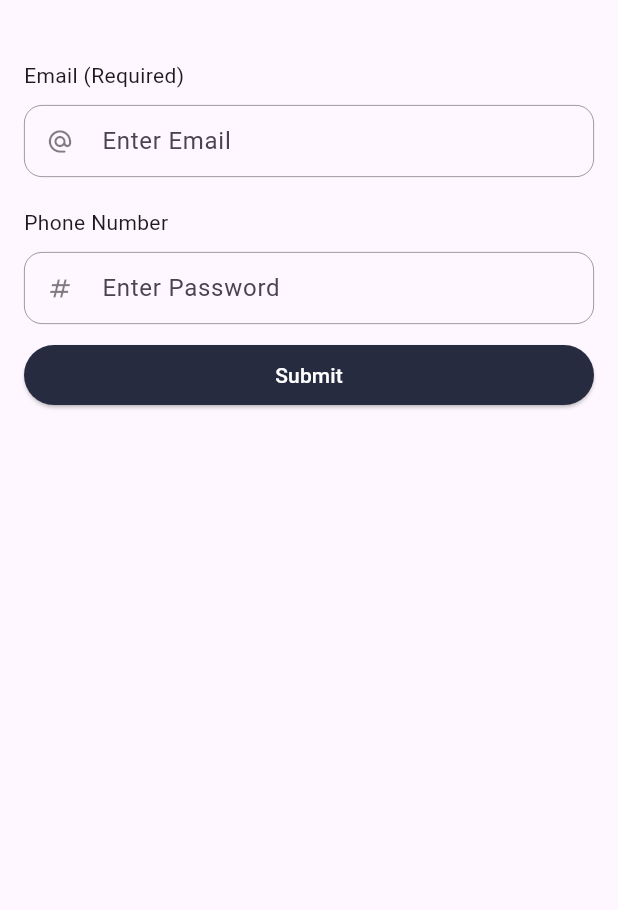
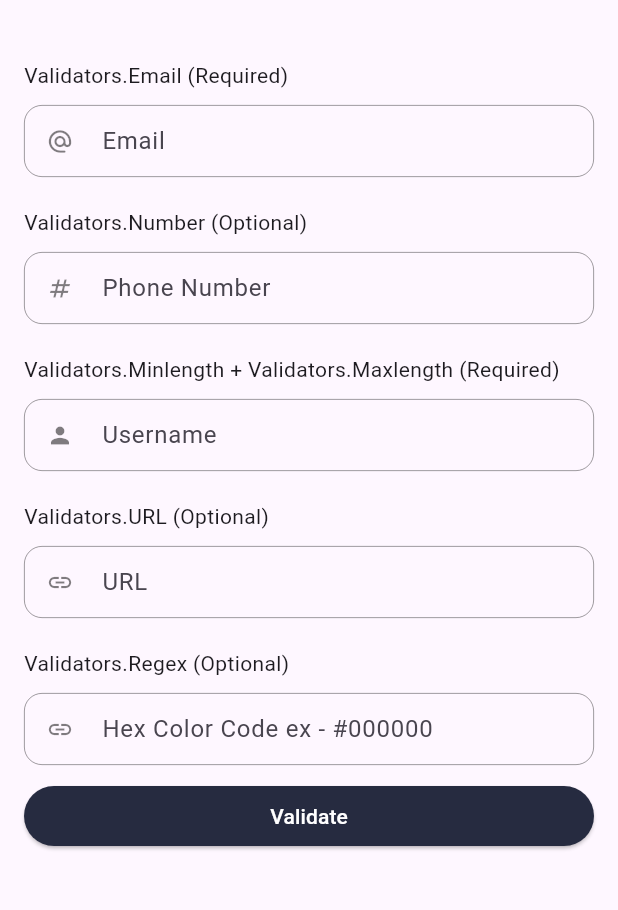
Before and after one commit to siddastic/master_validator, a Flutter app: the screen it shows after launch, on a phone screen of 412 x 824 dp, the part 84-994 px from its top. Run offline on Flutter 3.47's test engine with Material 2 defaults, Android fonts, the light colour scheme and no system bars.

Commit message:
update examples to use new validators + add web as a platform

```diff
--- a/example/lib/main.dart
+++ b/example/lib/main.dart
@@ -55,6 +55,8 @@ class _MyAppState extends State<MyApp> {
   }
 }
 
+enum SnackbarMessageType { Success, Error }
+
 class FormValidationExample extends StatefulWidget {
   const FormValidationExample({super.key});
 
@@ -64,6 +66,18 @@ class FormValidationExample extends StatefulWidget {
 
 class _FormValidationExampleState extends State<FormValidationExample> {
   final _formKey = GlobalKey<FormState>();
+
+  void showSnackbar(String message, SnackbarMessageType type) {
+    ScaffoldMessenger.of(context).hideCurrentSnackBar();
+    ScaffoldMessenger.of(context).showSnackBar(
+      SnackBar(
+        content: Text(message, style: const TextStyle(color: Colors.white)),
+        backgroundColor:
+            type == SnackbarMessageType.Success ? Colors.green : Colors.red,
+      ),
+    );
+  }
+
   @override
   Widget build(BuildContext context) {
     return Scaffold(
@@ -74,7 +88,7 @@ class _FormValidationExampleState extends State<FormValidationExample> {
         padding: const EdgeInsets.symmetric(horizontal: 16, vertical: 20),
         children: [
           const Space(20),
-          const Text("Email (Required)"),
+          const Text("Validators.Email (Required)"),
           Space.def,
           Form(
             autovalidateMode: AutovalidateMode.onUserInteraction,
@@ -85,26 +99,66 @@ class _FormValidationExampleState extends State<FormValidationExample> {
                 Input(
                   validator: Validators.Required(next: Validators.Email()),
                   prefixIcon: Icons.alternate_email_rounded,
-                  hintText: "Enter Email",
+                  hintText: "Email",
                 ),
                 const Space(20),
-                const Text("Phone Number"),
+                const Text("Validators.Number (Optional)"),
                 Space.def,
                 Input(
+                  validator: Validators.Number(),
                   prefixIcon: Icons.numbers,
-                  hintText: "Enter Password",
-                  isSafeInput: true,
+                  hintText: "Phone Number",
+                ),
+                const Space(20),
+                const Text(
+                    "Validators.Minlength + Validators.Maxlength (Required)"),
+                Space.def,
+                Input(
+                  validator: Validators.Required(
+                    errorMessage: "Username cannot be empty",
+                    next: Validators.MinLength(
+                      errorMessage: "Username must be at least 3 characters",
+                      length: 3,
+                      next: Validators.MaxLength(
+                        length: 8,
+                        errorMessage: "Username must be at most 8 characters",
+                      ),
+                    ),
+                  ),
+                  prefixIcon: Icons.person,
+                  hintText: "Username",
+                ),
+                const Space(20),
+                const Text("Validators.URL (Optional)"),
+                Space.def,
+                Input(
+                  validator: Validators.Url(),
+                  prefixIcon: Icons.link,
+                  hintText: "URL",
+                ),
+                const Space(20),
+                const Text("Validators.Regex (Optional)"),
+                Space.def,
+                Input(
+                  validator: Validators.Regex(
+                    pattern: r'^#?([0-9a-fA-F]{3}|[0-9a-fA-F]{6})$',
+                    errorMessage: "Invalid Hex Color Code",
+                  ),
+                  prefixIcon: Icons.link,
+                  hintText: "Hex Color Code ex - #000000",
                 ),
               ],
             ),
           ),
           Space.def,
           PrimaryButton(
-            label: "Submit",
+            label: "Validate",
             onclick: () {
               // validate form
               if (_formKey.currentState!.validate()) {
-                // do something
+                showSnackbar("Form is valid", SnackbarMessageType.Success);
+              } else {
+                showSnackbar("Form is invalid", SnackbarMessageType.Error);
               }
             },
           ),
--- a/pubspec.yaml
+++ b/pubspec.yaml
@@ -1,7 +1,8 @@
 name: master_validator
-description: A simple and quick form validation library for Flutter.
+description: A simple and quick form validation library for Flutter, containing a set of ready-to-use validator functions.
 version: 1.0.0
 homepage: https://github.com/siddastic/master_validator
+repository: https://github.com/siddastic/master_validator
 
 environment:
   sdk: '>=3.0.3 <4.0.0'
@@ -44,6 +45,9 @@ flutter:
         pluginClass: MasterValidatorPlugin
       windows:
         pluginClass: MasterValidatorPluginCApi
+      web:
+        pluginClass: MasterValidatorPlugin
+        fileName: lib/master_validator.dart
 
   # To add assets to your plugin package, add an assets section, like this:
   # assets:
```
Also changed, not shown: lib/master_validator.dart (+48 -1 lines), 2 other files.
